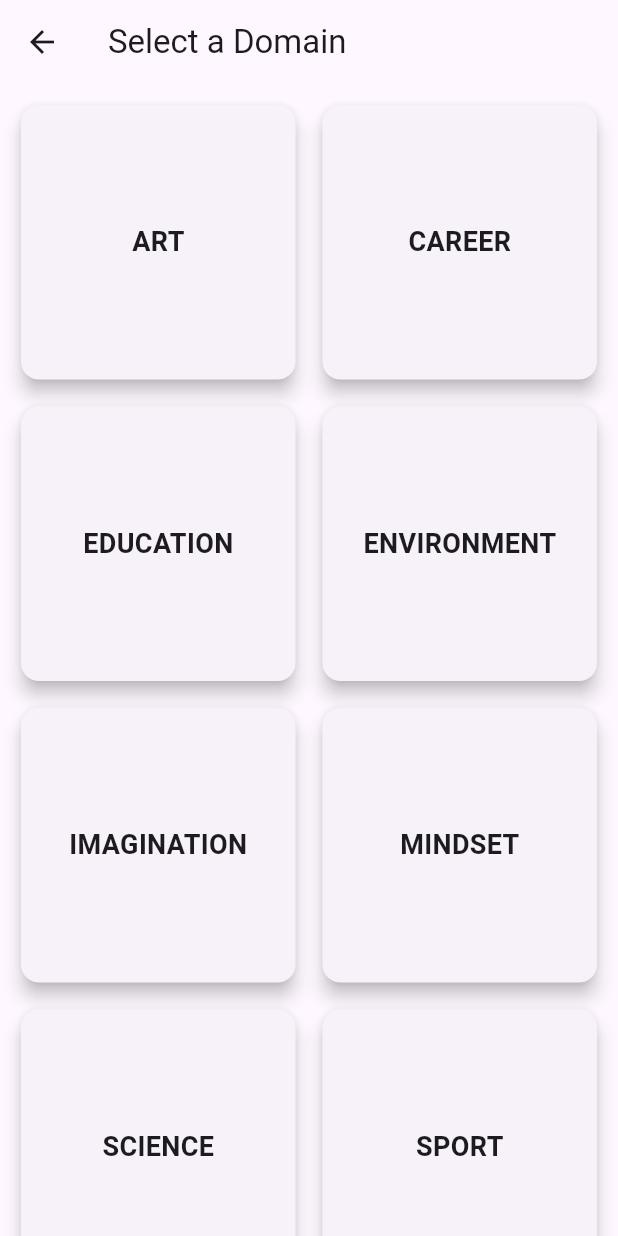
After one commit to BettinaGotiu/licenta_app, a Flutter app: the DomainSelectionPage screen opened directly, on a phone screen of 412 x 824 dp. The commit adds this screen. Run offline on Flutter 3.47's test engine with Material 3 defaults, Android fonts, the phone set to English and light mode, and no system bars; our stand-ins replace firebase_auth, firebase_core, speech_to_text, table_calendar; accounts and stored records are empty.

Commit message:
Implemented promt selection for different domains
This will help in giving the user a creative idea for their speech

```diff
--- /dev/null
+++ b/lib/pages/domain_selection_screen.dart
@@ -0,0 +1,56 @@
+import 'package:flutter/material.dart';
+import 'prompt_selection_screen.dart';
+
+class DomainSelectionPage extends StatelessWidget {
+  final List<String> domains = [
+    'art',
+    'career',
+    'education',
+    'environment',
+    'imagination',
+    'mindset',
+    'science',
+    'sport',
+    'technology'
+  ];
+
+  @override
+  Widget build(BuildContext context) {
+    return Scaffold(
+      appBar: AppBar(
+        title: Text('Select a Domain'),
+      ),
+      body: GridView.builder(
+        padding: EdgeInsets.all(10),
+        gridDelegate: SliverGridDelegateWithFixedCrossAxisCount(
+          crossAxisCount: 2,
+          mainAxisSpacing: 10,
+          crossAxisSpacing: 10,
+        ),
+        itemCount: domains.length,
+        itemBuilder: (context, index) {
+          return GestureDetector(
+            onTap: () {
+              Navigator.push(
+                context,
+                MaterialPageRoute(
+                  builder: (context) =>
+                      PromptSelectionPage(domain: domains[index]),
+                ),
+              );
+            },
+            child: Card(
+              elevation: 5,
+              child: Center(
+                child: Text(
+                  domains[index].toUpperCase(),
+                  style: TextStyle(fontSize: 18, fontWeight: FontWeight.bold),
+                ),
+              ),
+            ),
+          );
+        },
+      ),
+    );
+  }
+}
--- a/lib/pages/home_screen.dart
+++ b/lib/pages/home_screen.dart
@@ -5,6 +5,7 @@ import 'signin_screen.dart';
 import 'speech_to_text.dart';
 import 'calendar_screen.dart'; // Import for expanded calendar screen
 import 'settings_screen.dart'; // Import for settings page
+import 'domain_selection_screen.dart'; // Import for domain selection page
 
 class HomeScreen extends StatefulWidget {
   const HomeScreen({Key? key}) : super(key: key);
@@ -124,8 +125,7 @@ class _HomeScreenState extends State<HomeScreen> {
                       Navigator.push(
                         context,
                         MaterialPageRoute(
-                          builder: (context) => const SpeechToTextPage(),
-                        ),
+                            builder: (context) => DomainSelectionPage()),
                       );
                     },
                   ),
--- a/pubspec.yaml
+++ b/pubspec.yaml
@@ -66,6 +66,7 @@ flutter:
   # To add assets to your application, add an assets section, like this:
   assets:
      - assets/images/
+     - assets/promts/
 
   # An image asset can refer to one or more resolution-specific "variants", see
   # https://flutter.dev/to/resolution-aware-images
```
Also changed, not shown: lib/pages/prompt_selection_screen.dart (added, +134 -0 lines).
